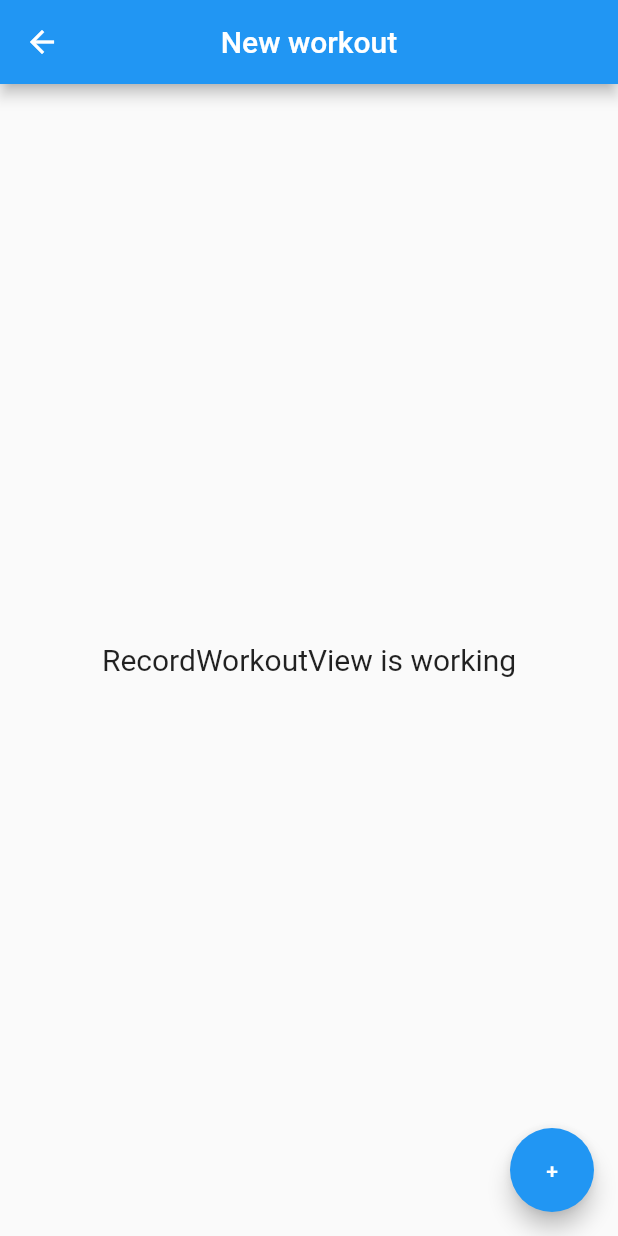
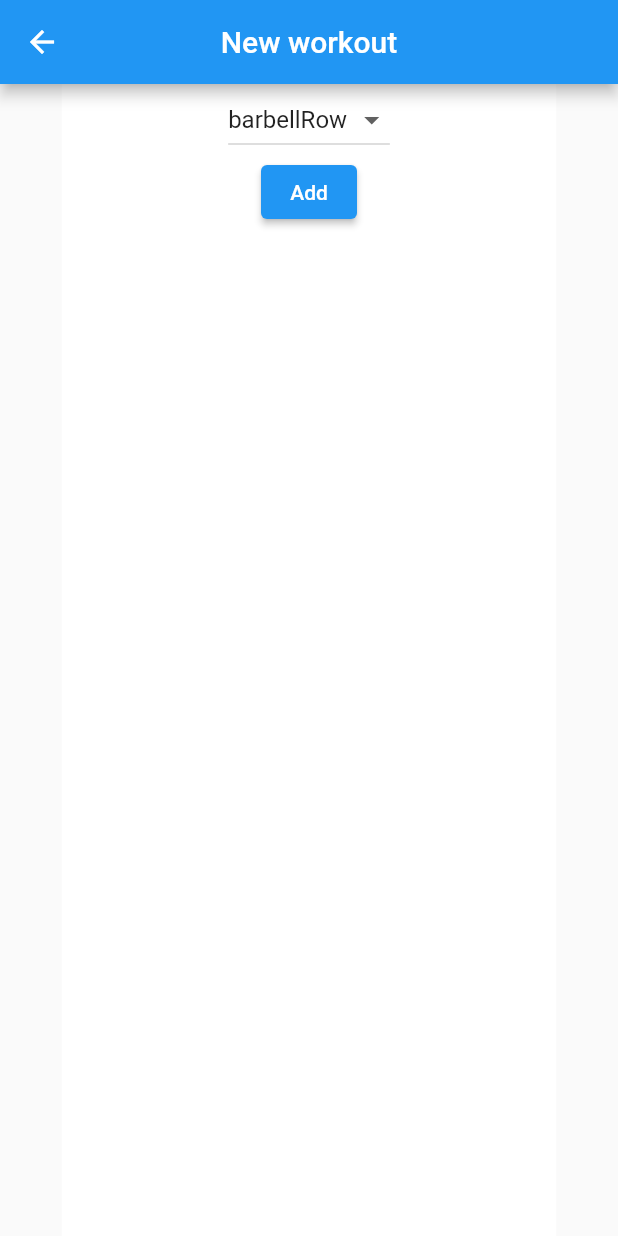
Before and after one commit to adamstyrc/workout-flutter, a Flutter app: the RecordWorkoutView screen opened by its route, on a phone screen of 412 x 824 dp. Run offline on Flutter 3.47's test engine with Material 2 defaults, Android fonts, the phone set to English and light mode, and no system bars; our stand-ins replace get, rxdart.

Commit message:
Implement record workout p1

```diff
--- a/lib/app/domain/model/exercise.dart
+++ b/lib/app/domain/model/exercise.dart
@@ -1,6 +1,7 @@
 class Exercise {
   final ExerciseType type;
   final int reps;
+
   // weight in kilograms
   final double? weightUsed;
 
@@ -9,6 +10,12 @@ class Exercise {
     required this.reps,
     this.weightUsed,
   });
+
+  factory Exercise.example() => Exercise(
+        type: ExerciseType.barbellRow,
+        reps: 10,
+        weightUsed: null,
+      );
 }
 
 enum ExerciseType {
--- a/lib/app/modules/record_workout/controllers/record_workout_controller.dart
+++ b/lib/app/modules/record_workout/controllers/record_workout_controller.dart
@@ -1,9 +1,14 @@
 import 'package:get/get.dart';
+import 'package:workout_app/app/domain/model/exercise.dart';
 
 class RecordWorkoutController extends GetxController {
-  //TODO: Implement RecordWorkoutController
 
-  final count = 0.obs;
+  final _exercises = RxList<Exercise>();
+  List<Exercise> get exercises => _exercises();
+
+  final _exerciseSelection = Exercise.example().obs;
+  Exercise get exerciseSelection => _exerciseSelection();
+
   @override
   void onInit() {
     super.onInit();
@@ -16,5 +21,13 @@ class RecordWorkoutController extends GetxController {
 
   @override
   void onClose() {}
-  void increment() => count.value++;
+
+  void addExercise() {
+    final exercise = Exercise(type: ExerciseType.deadlift, reps: 10, weightUsed: 100);
+    _exercises.add(exercise);
+  }
+
+  void onExerciseTypeSelected(ExerciseType selectedExercise) {
+    // _exerciseSelection = exerciseSelection
+  }
 }
--- a/lib/app/modules/record_workout/views/record_workout_view.dart
+++ b/lib/app/modules/record_workout/views/record_workout_view.dart
@@ -1,27 +1,71 @@
 import 'package:flutter/material.dart';
-
 import 'package:get/get.dart';
+import 'package:workout_app/app/domain/model/exercise.dart';
 
 import '../controllers/record_workout_controller.dart';
 
 class RecordWorkoutView extends GetView<RecordWorkoutController> {
+  const RecordWorkoutView({super.key});
+
   @override
   Widget build(BuildContext context) {
     return Scaffold(
-      floatingActionButton: FloatingActionButton(
-        onPressed: () {},
-        child: Text('+'),
-      ),
-      appBar: AppBar(
-        title: Text('New workout'),
-        centerTitle: true,
-      ),
-      body: Center(
-        child: Text(
-          'RecordWorkoutView is working',
-          style: TextStyle(fontSize: 20),
+        appBar: AppBar(
+          title: const Text('New workout'),
+          centerTitle: true,
         ),
-      ),
-    );
+        body: Obx(
+          () => PageView.builder(
+            itemBuilder: _buildPageItem,
+            itemCount: controller.exercises.length + 1,
+            controller: PageController(
+              viewportFraction: 0.8,
+              initialPage: 0,
+            ),
+          ),
+        ));
+  }
+
+  Widget _buildPageItem(BuildContext context, int index) {
+    if (index < controller.exercises.length) {
+      return Container(
+        color: index % 2 == 0 ? Colors.red : Colors.blue,
+        child: Column(
+          children: [
+            DropdownButton(
+              items: ExerciseType.values.map((e) => DropdownMenuItem<ExerciseType>(child: Text(e.name))).toList(),
+              onChanged: (selectedExercise) {
+                print(selectedExercise?.toString());
+              },
+            )
+          ],
+        ),
+      );
+    } else {
+      return Container(
+        color: Colors.white,
+        child: Column(children: [
+          DropdownButton(
+            value: controller.exerciseSelection.type,
+            items: ExerciseType.values
+                .map((e) => DropdownMenuItem<ExerciseType>(
+                      child: Text(e.name),
+                      value: e,
+                    ))
+                .toList(),
+            onChanged: (selectedExercise) {
+              if (selectedExercise != null) {
+                controller.onExerciseTypeSelected(selectedExercise);
+              }
+            },
+            // selectedItemBuilder: (context) => Text('aaa'),
+          ),
+          ElevatedButton(
+            onPressed: controller.addExercise,
+            child: const Text('Add'),
+          ),
+        ]),
+      );
+    }
   }
 }
```
